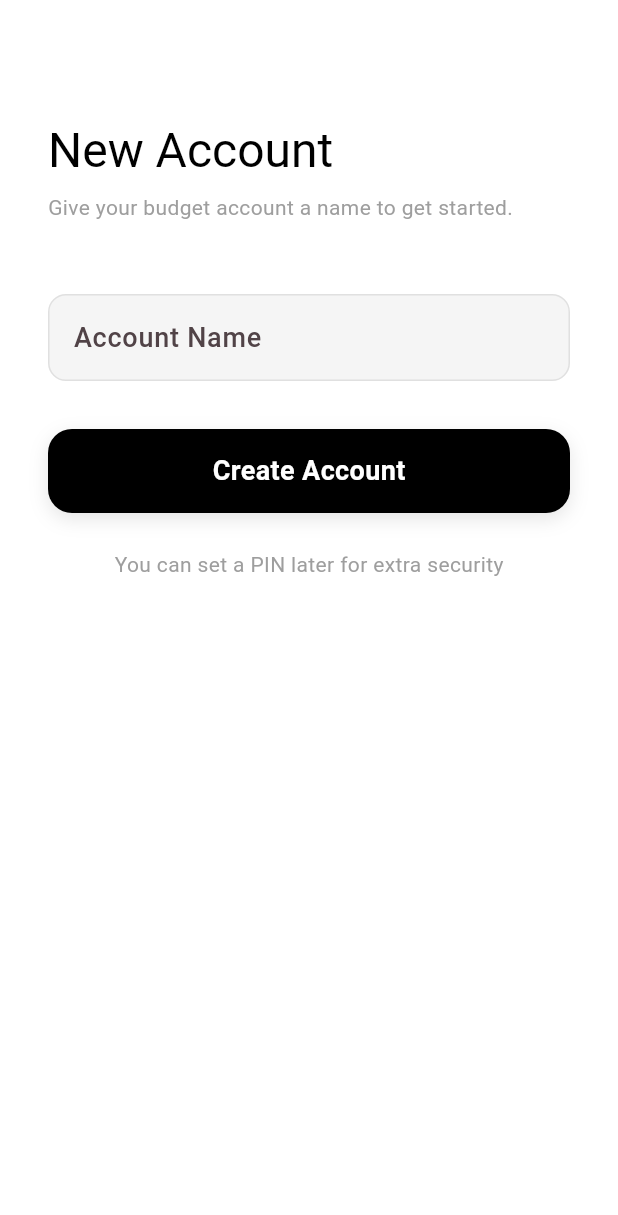
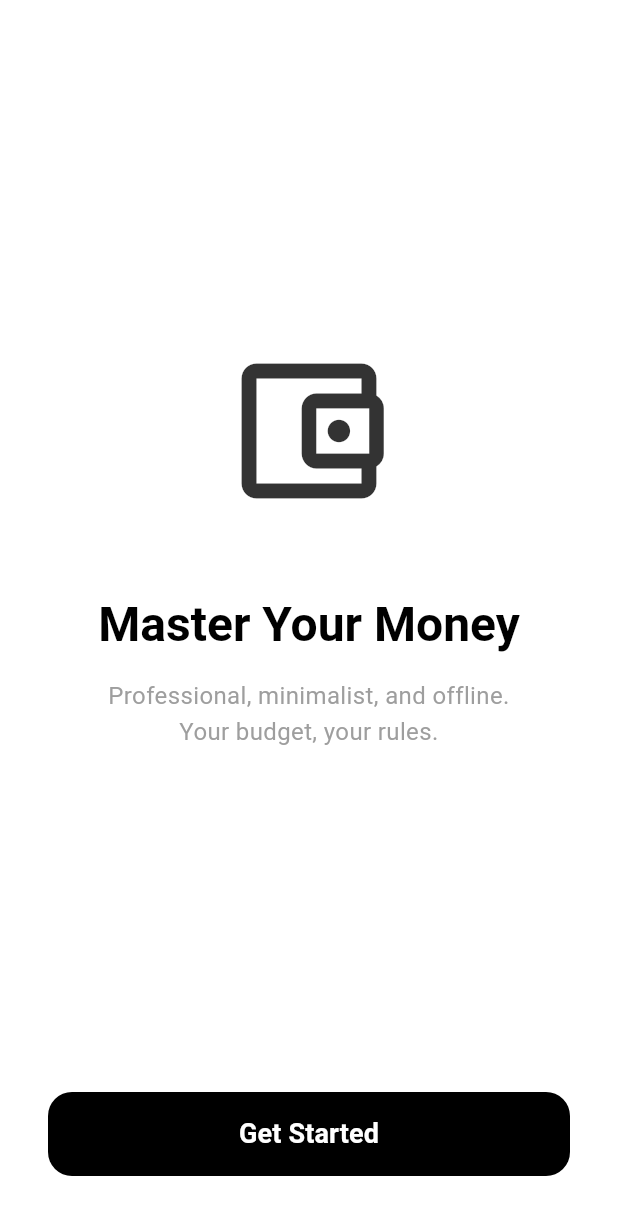
Before and after one commit to AlexandreJustinRepia/ajWallet, a Flutter app: the screen it shows after launch, on a phone screen of 412 x 824 dp. Shown: the top 1215 px of the screen. Run offline on Flutter 3.47's test engine with Material 3 defaults, Android fonts, the phone set to English and light mode, and no system bars; our stand-ins replace fl_chart, flutter_colorpicker, hive, hive_flutter, local_auth, table_calendar; accounts and stored records are empty.

Commit message:
Landing Page

```diff
--- /dev/null
+++ b/lib/get_started_screen.dart
@@ -0,0 +1,80 @@
+import 'package:flutter/material.dart';
+import 'create_account_screen.dart';
+
+class GetStartedScreen extends StatelessWidget {
+  const GetStartedScreen({super.key});
+
+  @override
+  Widget build(BuildContext context) {
+    final theme = Theme.of(context);
+
+    return Scaffold(
+      backgroundColor: theme.scaffoldBackgroundColor,
+      body: SafeArea(
+        child: Padding(
+          padding: const EdgeInsets.symmetric(horizontal: 32.0),
+          child: Column(
+            mainAxisAlignment: MainAxisAlignment.center,
+            children: [
+              const Spacer(),
+              // Minimalist illustration or icon
+              Icon(
+                Icons.account_balance_wallet_outlined,
+                size: 120,
+                color: theme.primaryColor.withOpacity(0.8),
+              ),
+              const SizedBox(height: 48),
+              Text(
+                'Master Your Money',
+                textAlign: TextAlign.center,
+                style: theme.textTheme.headlineMedium?.copyWith(
+                  fontWeight: FontWeight.bold,
+                  fontSize: 32,
+                ),
+              ),
+              const SizedBox(height: 16),
+              const Text(
+                'Professional, minimalist, and offline. \nYour budget, your rules.',
+                textAlign: TextAlign.center,
+                style: TextStyle(
+                  fontSize: 16,
+                  color: Colors.grey,
+                  height: 1.5,
+                ),
+              ),
+              const Spacer(),
+              SizedBox(
+                width: double.infinity,
+                height: 56,
+                child: ElevatedButton(
+                  onPressed: () {
+                    Navigator.push(
+                      context,
+                      MaterialPageRoute(builder: (context) => const CreateAccountScreen()),
+                    );
+                  },
+                  style: ElevatedButton.styleFrom(
+                    backgroundColor: theme.primaryColor,
+                    shape: RoundedRectangleBorder(
+                      borderRadius: BorderRadius.circular(16),
+                    ),
+                    elevation: 0,
+                  ),
+                  child: Text(
+                    'Get Started',
+                    style: TextStyle(
+                      color: theme.scaffoldBackgroundColor,
+                      fontSize: 18,
+                      fontWeight: FontWeight.bold,
+                    ),
+                  ),
+                ),
+              ),
+              const SizedBox(height: 40),
+            ],
+          ),
+        ),
+      ),
+    );
+  }
+}
--- a/lib/main.dart
+++ b/lib/main.dart
@@ -1,8 +1,7 @@
 import 'package:flutter/material.dart';
 import 'services/database_service.dart';
 import 'services/theme_service.dart';
-import 'create_account_screen.dart';
-import 'account_list_screen.dart';
+import 'splash_screen.dart';
 import 'models/app_theme.dart';
 
 void main() async {
@@ -14,18 +13,11 @@ void main() async {
   // Initialize Theme Service
   await ThemeService.init();
 
-  // Determine starting screen:
-  final accounts = DatabaseService.getAccounts();
-  final Widget initialScreen = accounts.isEmpty
-      ? const CreateAccountScreen()
-      : const AccountListScreen();
-
-  runApp(MyApp(home: initialScreen));
+  runApp(const MyApp());
 }
 
 class MyApp extends StatelessWidget {
-  final Widget home;
-  const MyApp({super.key, required this.home});
+  const MyApp({super.key});
 
   @override
   Widget build(BuildContext context) {
@@ -36,7 +28,7 @@ class MyApp extends StatelessWidget {
           title: 'AJ Wallet',
           debugShowCheckedModeBanner: false,
           theme: appTheme.toThemeData(),
-          home: home,
+          home: const SplashScreen(),
         );
       },
     );
```
Also changed, not shown: lib/splash_screen.dart (added, +82 -0 lines), 1 other file.
